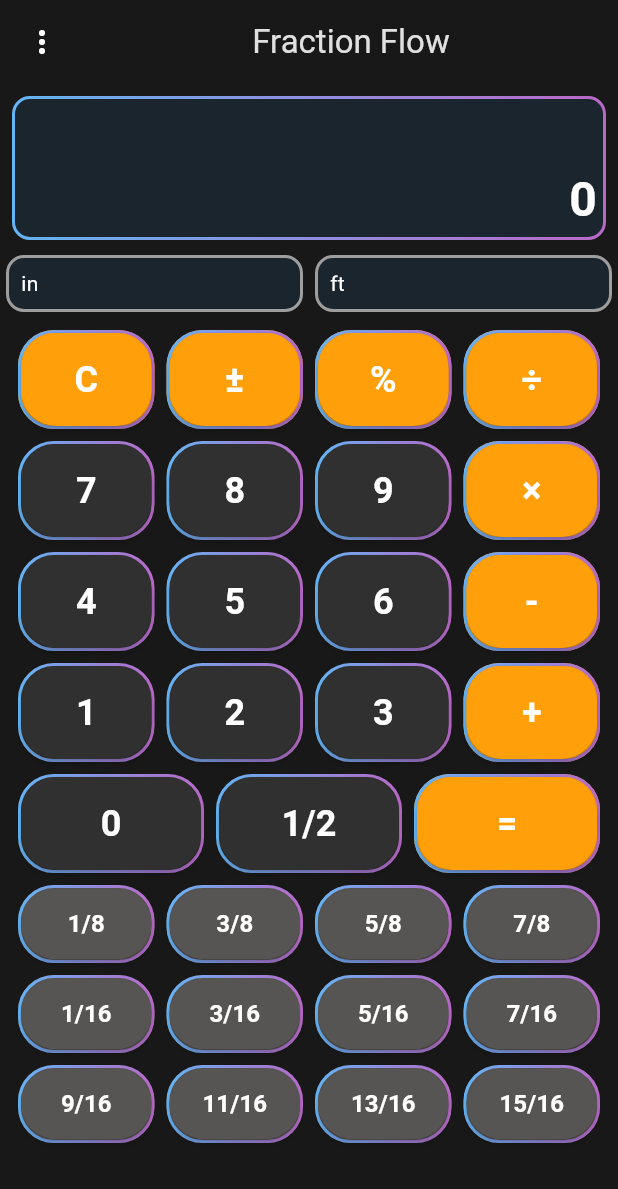
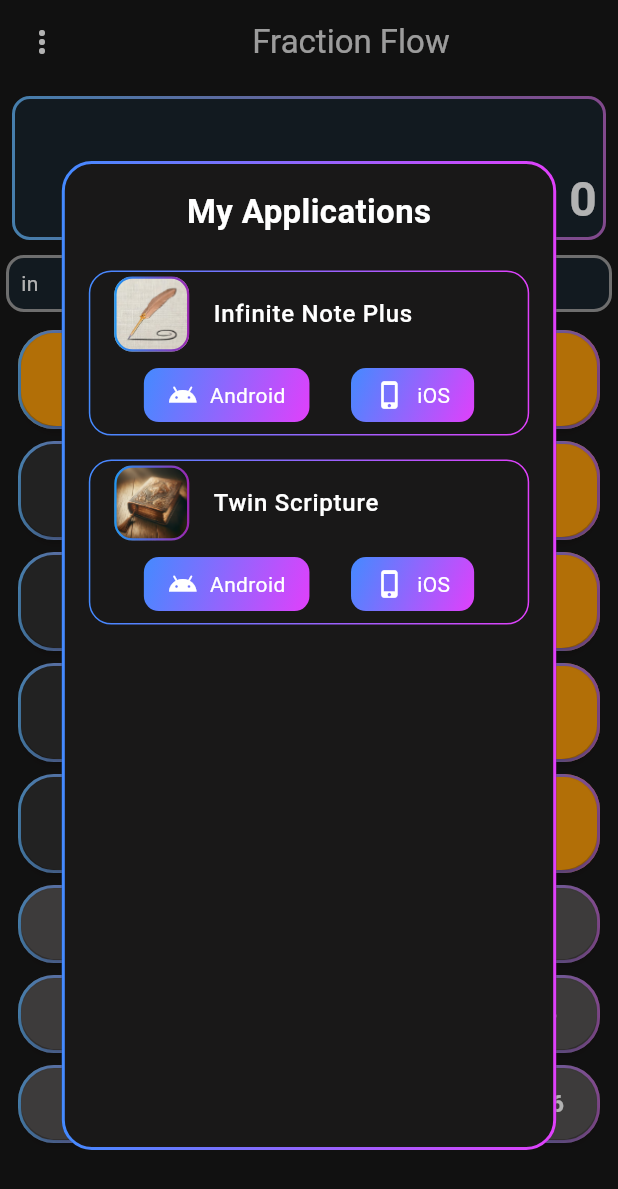
Before and after one commit to johnhcolani/HandiCalc, a Flutter app: the screen it shows after launch, after a tap on the "more vert" icon, on a phone screen of 412 x 824 dp. Shown: the top 1189 px of the screen. Run offline on Flutter 3.47's test engine with Material 3 defaults, Android fonts, the phone set to English and light mode, and no system bars; our stand-ins replace flutter_bloc, gradient_borders, lottie; missing offline and left inert: fraction.

Commit message:
added overlay menu to show my apps

```diff
--- a/lib/features/calculator/presentation/screens/fraction_calculator_screen.dart
+++ b/lib/features/calculator/presentation/screens/fraction_calculator_screen.dart
@@ -5,6 +5,7 @@
 import '../blocs/calculator_bloc.dart';
 import '../blocs/calculator_event.dart';
 import '../blocs/calculator_state.dart';
+import '../widgets/app_info_overlay.dart';
 
 class FractionCalculatorScreen extends StatelessWidget {
   const FractionCalculatorScreen({super.key});
@@ -23,7 +24,12 @@
         ),
         leading: IconButton(
           icon: const Icon(Icons.more_vert, color: Colors.white),
-          onPressed: () {},
+          onPressed: () => showDialog(
+    context: context,
+    builder: (context) => const AppInfoOverlay(),
+    barrierColor: Colors.transparent,
+            ),
+
         ),
       ),
       body: BlocBuilder<CalculatorBloc, CalculatorState>(
--- /dev/null
+++ b/lib/features/calculator/presentation/widgets/app_info_overlay.dart
@@ -0,0 +1,264 @@
+import 'package:flutter/material.dart';
+import 'package:gradient_borders/gradient_borders.dart';
+import 'package:url_launcher/url_launcher.dart';
+
+class AppInfoOverlay extends StatefulWidget {
+  const AppInfoOverlay({super.key});
+
+  @override
+  _AppInfoOverlayState createState() => _AppInfoOverlayState();
+}
+
+class _AppInfoOverlayState extends State<AppInfoOverlay>
+    with SingleTickerProviderStateMixin {
+  late AnimationController _controller;
+  late Animation<double> _widthAnimation;
+
+  final List<AppItem> _apps = [
+    AppItem(
+      name: 'Infinite Note Plus',
+      iconPath: 'assets/icons/note.png',
+      androidUrl: 'https://play.google.com/store/apps/details?id=com.johncolani.greate_note_app',
+      iosUrl: 'https://apps.apple.com/app/infinitenotesplus/id6737788298',
+    ),
+    AppItem(
+      name: 'Twin Scripture',
+      iconPath: 'assets/icons/scripture.png',
+      androidUrl: 'https://play.google.com/store/apps/details?id=com.johncolani.twin.scripture',
+      iosUrl: 'https://apps.apple.com/app/twin-scriptures/id6740755381',
+    ),
+    // Add 4 more apps here
+  ];
+
+  @override
+  void initState() {
+    super.initState();
+    _controller = AnimationController(
+      duration: const Duration(milliseconds: 300),
+      vsync: this,
+    );
+    _widthAnimation = Tween<double>(begin: 0, end: 0.8).animate(
+      CurvedAnimation(parent: _controller, curve: Curves.easeOut),
+    );
+    _controller.forward();
+  }
+
+  @override
+  void dispose() {
+    _controller.dispose();
+    super.dispose();
+  }
+
+  Future<void> _launchStore(String url) async {
+    if (!await launchUrl(Uri.parse(url))) {
+      throw Exception('Could not launch $url');
+    }
+  }
+
+  @override
+  Widget build(BuildContext context) {
+    final size = MediaQuery.of(context).size;
+
+    return GestureDetector(
+      onTap: () => Navigator.of(context).pop(),
+      child: Scaffold(
+        backgroundColor: Colors.black.withOpacity(0.3),
+        body: SafeArea(
+          child: Center(
+            child: AnimatedBuilder(
+              animation: _widthAnimation,
+              builder: (context, child) {
+                return Container(
+                  width: size.width * _widthAnimation.value,
+                  constraints: BoxConstraints(
+                    maxWidth: size.width * 0.8,
+                    maxHeight: size.height * 0.8,
+                  ),
+                  margin: const EdgeInsets.only(top: 50),
+                  decoration: const BoxDecoration(
+                    color: Color(0xFF191818),
+                    borderRadius: BorderRadius.all(Radius.circular(20)),
+                    border: GradientBoxBorder(
+                      gradient: LinearGradient(colors: [
+                        Colors.blueAccent,
+                        Colors.purpleAccent
+                      ]),
+                      width: 2,
+                    ),
+                  ),
+                  child: ClipRRect(
+                    borderRadius: BorderRadius.circular(20),
+                    child: Column(
+                      children: [
+                        const Padding(
+                          padding: EdgeInsets.all(16.0),
+                          child: Text(
+                            'My Applications',
+                            style: TextStyle(
+                              color: Colors.white,
+                              fontSize: 22,
+                              fontWeight: FontWeight.bold,
+                            ),
+                          ),
+                        ),
+                        Expanded(
+                          child: ListView.builder(
+                            shrinkWrap: true,
+                            itemCount: _apps.length,
+                            itemBuilder: (context, index) {
+                              return _AppListItem(
+                                app: _apps[index],
+                                onAndroidTap: () => _launchStore(_apps[index].androidUrl),
+                                onIosTap: () => _launchStore(_apps[index].iosUrl),
+                              );
+                            },
+                          ),
+                        ),
+                      ],
+                    ),
+                  ),
+                );
+              },
+            ),
+          ),
+        ),
+      ),
+    );
+  }
+}
+
+class AppItem {
+  final String name;
+  final String iconPath;
+  final String androidUrl;
+  final String iosUrl;
+
+  AppItem({
+    required this.name,
+    required this.iconPath,
+    required this.androidUrl,
+    required this.iosUrl,
+  });
+}
+
+class _AppListItem extends StatelessWidget {
+  final AppItem app;
+  final VoidCallback onAndroidTap;
+  final VoidCallback onIosTap;
+
+  const _AppListItem({
+    required this.app,
+    required this.onAndroidTap,
+    required this.onIosTap,
+  });
+
+  @override
+  Widget build(BuildContext context) {
+    return Container(
+      margin: const EdgeInsets.symmetric(horizontal: 16, vertical: 8),
+      decoration: BoxDecoration(
+        borderRadius: BorderRadius.circular(15),
+        border: const GradientBoxBorder(
+          gradient: LinearGradient(colors: [
+            Colors.blueAccent,
+            Colors.purpleAccent
+          ]),
+          width: 1,
+        ),
+      ),
+      child: Column(
+        children: [
+          ListTile(
+            leading: Container(
+              width: 50,
+              height: 50,
+              decoration: BoxDecoration(
+                borderRadius: BorderRadius.circular(12),
+                image: DecorationImage(
+                  image: AssetImage(app.iconPath),
+                  fit: BoxFit.cover,
+                ),
+                border: const GradientBoxBorder(
+                  gradient: LinearGradient(colors: [
+                    Colors.blue,
+                    Colors.purple
+                  ]),
+                  width: 1.5,
+                ),
+              ),
+            ),
+            title: Text(
+              app.name,
+              style: const TextStyle(
+                color: Colors.white,
+                fontSize: 16,
+                fontWeight: FontWeight.w500,
+              ),
+            ),
+          ),
+          Padding(
+            padding: const EdgeInsets.all(8.0),
+            child: Row(
+              mainAxisAlignment: MainAxisAlignment.spaceEvenly,
+              children: [
+                _PlatformButton(
+                  icon: Icons.android,
+                  label: 'Android',
+                  onTap: onAndroidTap,
+                ),
+                _PlatformButton(
+                  icon: Icons.phone_iphone,
+                  label: 'iOS',
+                  onTap: onIosTap,
+                ),
+              ],
+            ),
+          ),
+        ],
+      ),
+    );
+  }
+}
+
+class _PlatformButton extends StatelessWidget {
+  final IconData icon;
+  final String label;
+  final VoidCallback onTap;
+
+  const _PlatformButton({
+    required this.icon,
+    required this.label,
+    required this.onTap,
+  });
+
+  @override
+  Widget build(BuildContext context) {
+    return GestureDetector(
+      onTap: onTap,
+      child: Container(
+        padding: const EdgeInsets.symmetric(horizontal: 16, vertical: 8),
+        decoration: BoxDecoration(
+          borderRadius: BorderRadius.circular(10),
+          gradient: const LinearGradient(
+            colors: [Colors.blueAccent, Colors.purpleAccent],
+            begin: Alignment.topLeft,
+            end: Alignment.bottomRight,
+          ),
+        ),
+        child: Row(
+          children: [
+            Icon(icon, color: Colors.white, size: 20),
+            const SizedBox(width: 8),
+            Text(
+              label,
+              style: const TextStyle(
+                color: Colors.white,
+                fontSize: 14,
+              ),
+            ),
+          ],
+        ),
+      ),
+    );
+  }
+}
--- a/pubspec.yaml
+++ b/pubspec.yaml
@@ -66,6 +66,7 @@
   # To add assets to your application, add an assets section, like this:
   assets:
     - assets/images/
+    - assets/icons/
   #   - images/a_dot_ham.jpeg
 
   # An image asset can refer to one or more resolution-specific "variants", see
```
Also changed, not shown: 6 other files.
